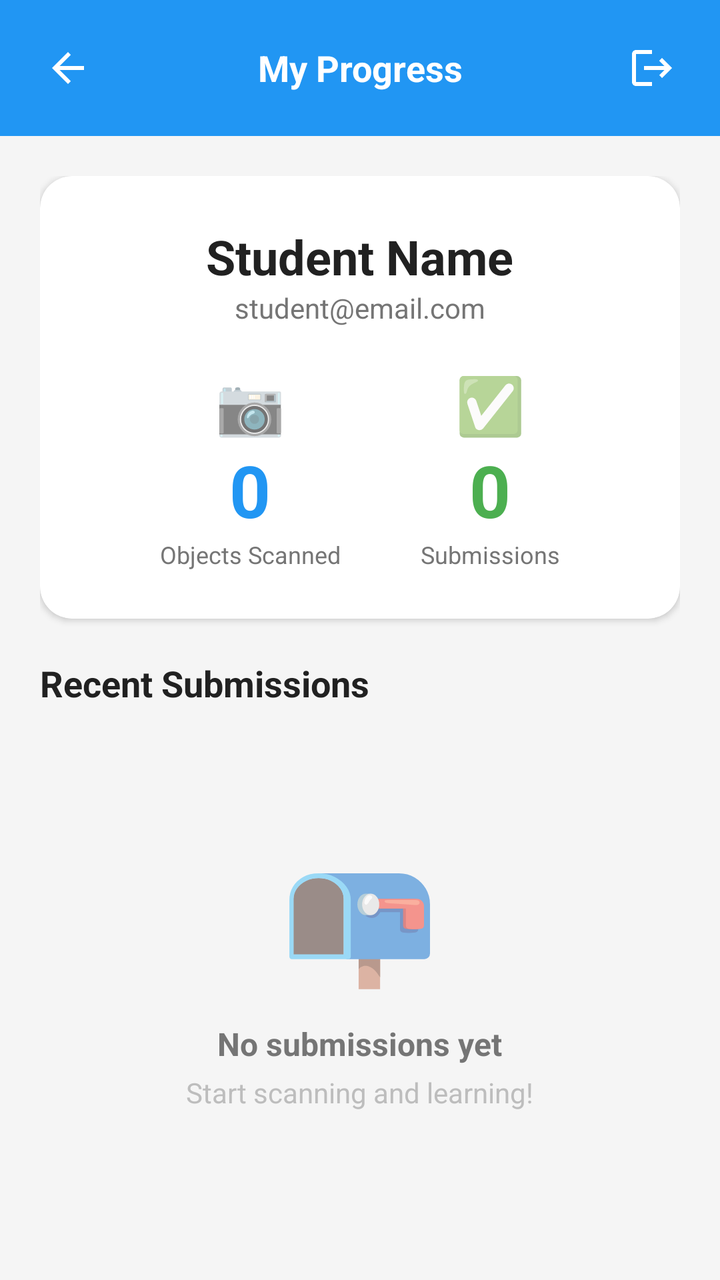
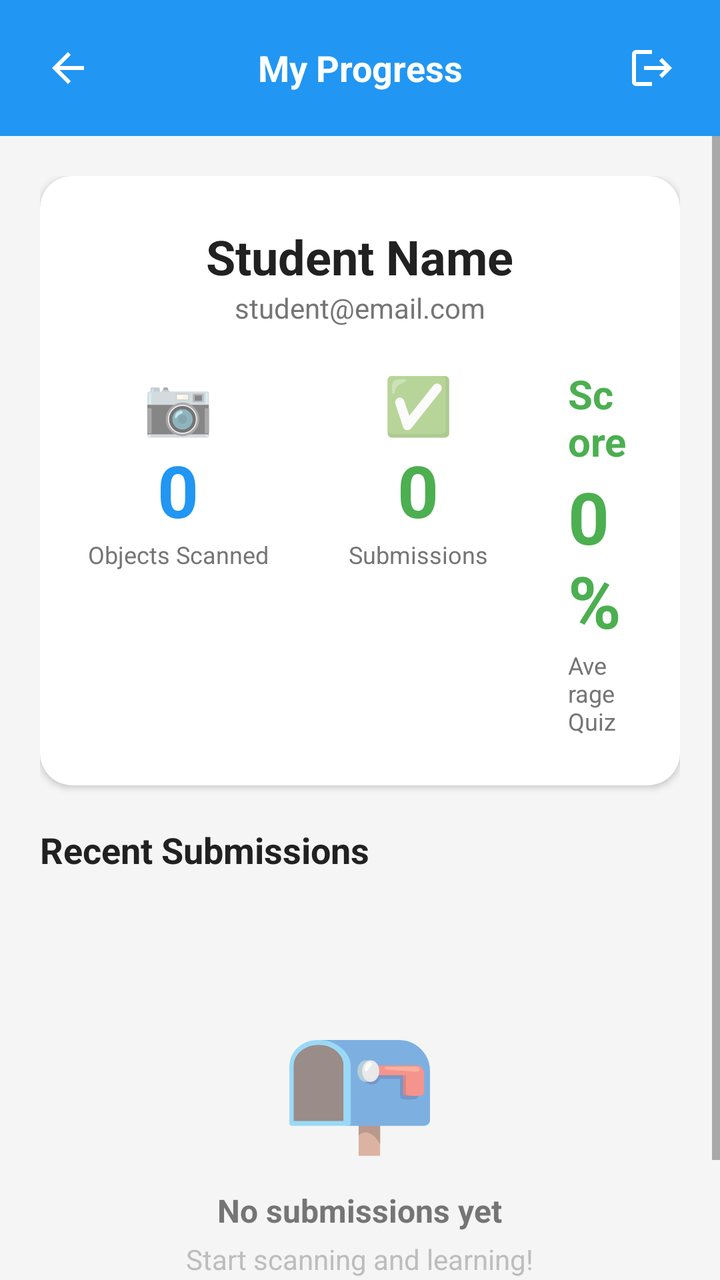

Before-and-after screenshots of an Android layout around one commit, followed by the original layout XML and the change that was made.
<!-- AndroidManifest.xml: activity theme Theme.ScanLearnAR.NoActionBar -->
<!-- res/layout/activity_progress.xml -->
<?xml version="1.0" encoding="utf-8"?>
<LinearLayout xmlns:android="http://schemas.android.com/apk/res/android"
    xmlns:app="http://schemas.android.com/apk/res-auto"
    android:layout_width="match_parent"
    android:layout_height="match_parent"
    android:orientation="vertical"
    android:background="@color/background">

    
    <LinearLayout
        android:layout_width="match_parent"
        android:layout_height="wrap_content"
        android:orientation="horizontal"
        android:gravity="center_vertical"
        android:padding="12dp"
        android:background="@color/primary">
        <ImageButton
            android:id="@+id/btnBack"
            android:layout_width="44dp"
            android:layout_height="44dp"
            android:src="@drawable/ic_arrow_back"
            android:background="?attr/selectableItemBackgroundBorderless"
            android:tint="@android:color/white" />
        <TextView
            android:layout_width="0dp"
            android:layout_height="wrap_content"
            android:layout_weight="1"
            android:text="My Progress"
            android:textSize="18sp"
            android:textStyle="bold"
            android:textColor="@android:color/white"
            android:gravity="center" />
        <ImageButton
            android:id="@+id/btnSignOut"
            android:layout_width="44dp"
            android:layout_height="44dp"
            android:src="@drawable/ic_logout"
            android:background="?attr/selectableItemBackgroundBorderless"
            android:tint="@android:color/white" />
    </LinearLayout>

    <ScrollView
        android:layout_width="match_parent"
        android:layout_height="0dp"
        android:layout_weight="1">

        <LinearLayout
            android:layout_width="match_parent"
            android:layout_height="wrap_content"
            android:orientation="vertical"
            android:padding="20dp">

            
            <androidx.cardview.widget.CardView
                android:layout_width="match_parent"
                android:layout_height="wrap_content"
                android:layout_marginBottom="20dp"
                app:cardCornerRadius="16dp"
                app:cardElevation="2dp">
                <LinearLayout
                    android:layout_width="match_parent"
                    android:layout_height="wrap_content"
                    android:orientation="vertical"
                    android:gravity="center"
                    android:padding="24dp">

                    <TextView
                        android:id="@+id/tvUserName"
                        android:layout_width="wrap_content"
                        android:layout_height="wrap_content"
                        android:text="Student Name"
                        android:textSize="24sp"
                        android:textStyle="bold"
                        android:textColor="@color/text_primary" />
                    <TextView
                        android:id="@+id/tvUserEmail"
                        android:layout_width="wrap_content"
                        android:layout_height="wrap_content"
                        android:text="student@email.com"
                        android:textSize="14sp"
                        android:textColor="@color/text_secondary"
                        android:layout_marginBottom="20dp" />

                    <LinearLayout
                        android:layout_width="wrap_content"
                        android:layout_height="wrap_content"
                        android:orientation="horizontal">

                        <LinearLayout
                            android:layout_width="wrap_content"
                            android:layout_height="wrap_content"
                            android:orientation="vertical"
                            android:gravity="center"
                            android:layout_marginEnd="40dp">
                            <TextView
                                android:layout_width="wrap_content"
                                android:layout_height="wrap_content"
                                android:text="📷"
                                android:textSize="28sp" />
                            <TextView
                                android:id="@+id/tvScannedCount"
                                android:layout_width="wrap_content"
                                android:layout_height="wrap_content"
                                android:text="0"
                                android:textSize="36sp"
                                android:textStyle="bold"
                                android:textColor="@color/primary" />
                            <TextView
                                android:layout_width="wrap_content"
                                android:layout_height="wrap_content"
                                android:text="Objects Scanned"
                                android:textSize="12sp"
                                android:textColor="@color/text_secondary" />
                        </LinearLayout>

                        <LinearLayout
                            android:layout_width="wrap_content"
                            android:layout_height="wrap_content"
                            android:orientation="vertical"
                            android:gravity="center">
                            <TextView
                                android:layout_width="wrap_content"
                                android:layout_height="wrap_content"
                                android:text="✅"
                                android:textSize="28sp" />
                            <TextView
                                android:id="@+id/tvSubmissionsCount"
                                android:layout_width="wrap_content"
                                android:layout_height="wrap_content"
                                android:text="0"
                                android:textSize="36sp"
                                android:textStyle="bold"
                                android:textColor="@color/success" />
                            <TextView
                                android:layout_width="wrap_content"
                                android:layout_height="wrap_content"
                                android:text="Submissions"
                                android:textSize="12sp"
                                android:textColor="@color/text_secondary" />
                        </LinearLayout>
                    </LinearLayout>
                </LinearLayout>
            </androidx.cardview.widget.CardView>

            <TextView
                android:layout_width="wrap_content"
                android:layout_height="wrap_content"
                android:text="Recent Submissions"
                android:textSize="18sp"
                android:textStyle="bold"
                android:textColor="@color/text_primary"
                android:layout_marginBottom="12dp" />

            
            <LinearLayout
                android:id="@+id/emptyState"
                android:layout_width="match_parent"
                android:layout_height="wrap_content"
                android:orientation="vertical"
                android:gravity="center"
                android:paddingVertical="48dp"
                android:visibility="visible">
                <TextView
                    android:layout_width="wrap_content"
                    android:layout_height="wrap_content"
                    android:text="📭"
                    android:textSize="64sp" />
                <TextView
                    android:layout_width="wrap_content"
                    android:layout_height="wrap_content"
                    android:text="No submissions yet"
                    android:textSize="16sp"
                    android:textStyle="bold"
                    android:textColor="@color/text_secondary"
                    android:layout_marginTop="12dp" />
                <TextView
                    android:layout_width="wrap_content"
                    android:layout_height="wrap_content"
                    android:text="Start scanning and learning!"
                    android:textSize="14sp"
                    android:textColor="@color/text_light"
                    android:layout_marginTop="4dp" />
            </LinearLayout>

            <androidx.recyclerview.widget.RecyclerView
                android:id="@+id/rvSubmissions"
                android:layout_width="match_parent"
                android:layout_height="wrap_content"
                android:nestedScrollingEnabled="false"
                android:visibility="gone" />
        </LinearLayout>
    </ScrollView>
</LinearLayout>
<!-- resources referenced by this layout -->
<resources>
  <color name="background">#F5F5F5</color>
  <color name="primary">#2196F3</color>
  <color name="success">#4CAF50</color>
  <color name="text_light">#BDBDBD</color>
  <color name="text_primary">#212121</color>
  <color name="text_secondary">#757575</color>
  <!-- drawable ic_arrow_back (drawable) -->
  <vector xmlns:android="http://schemas.android.com/apk/res/android"
      android:width="24dp" android:height="24dp"
      android:viewportWidth="24" android:viewportHeight="24">
      <path android:fillColor="#FF000000"
          android:pathData="M20,11H7.83l5.59,-5.59L12,4l-8,8 8,8 1.41,-1.41L7.83,13H20v-2z"/>
  </vector>
  <!-- drawable ic_logout (drawable) -->
  <vector xmlns:android="http://schemas.android.com/apk/res/android"
      android:width="24dp" android:height="24dp"
      android:viewportWidth="24" android:viewportHeight="24">
      <path android:fillColor="#FF000000"
          android:pathData="M17,7l-1.41,1.41L18.17,11H8v2h10.17l-2.58,2.58L17,17l5,-5zM4,5h8V3H4C2.9,3 2,3.9 2,5v14c0,1.1 0.9,2 2,2h8v-2H4V5z"/>
  </vector>
  <style name="Theme.ScanLearnAR.NoActionBar">
          <item name="windowActionBar">false</item>
          <item name="windowNoTitle">true</item>
      </style>
</resources>

<!-- the commit's change to res/layout/activity_progress.xml (unified diff, before → after) -->
@@ -138,6 +138,35 @@
                                 android:textSize="12sp"
                                 android:textColor="@color/text_secondary" />
                         </LinearLayout>
+
+                        <LinearLayout
+                            android:layout_width="wrap_content"
+                            android:layout_height="wrap_content"
+                            android:orientation="vertical"
+                            android:gravity="center"
+                            android:layout_marginStart="40dp">
+                            <TextView
+                                android:layout_width="wrap_content"
+                                android:layout_height="wrap_content"
+                                android:text="Score"
+                                android:textSize="20sp"
+                                android:textStyle="bold"
+                                android:textColor="@color/success" />
+                            <TextView
+                                android:id="@+id/tvAverageScore"
+                                android:layout_width="wrap_content"
+                                android:layout_height="wrap_content"
+                                android:text="0%"
+                                android:textSize="36sp"
+                                android:textStyle="bold"
+                                android:textColor="@color/success" />
+                            <TextView
+                                android:layout_width="wrap_content"
+                                android:layout_height="wrap_content"
+                                android:text="Average Quiz"
+                                android:textSize="12sp"
+                                android:textColor="@color/text_secondary" />
+                        </LinearLayout>
                     </LinearLayout>
                 </LinearLayout>
             </androidx.cardview.widget.CardView>
